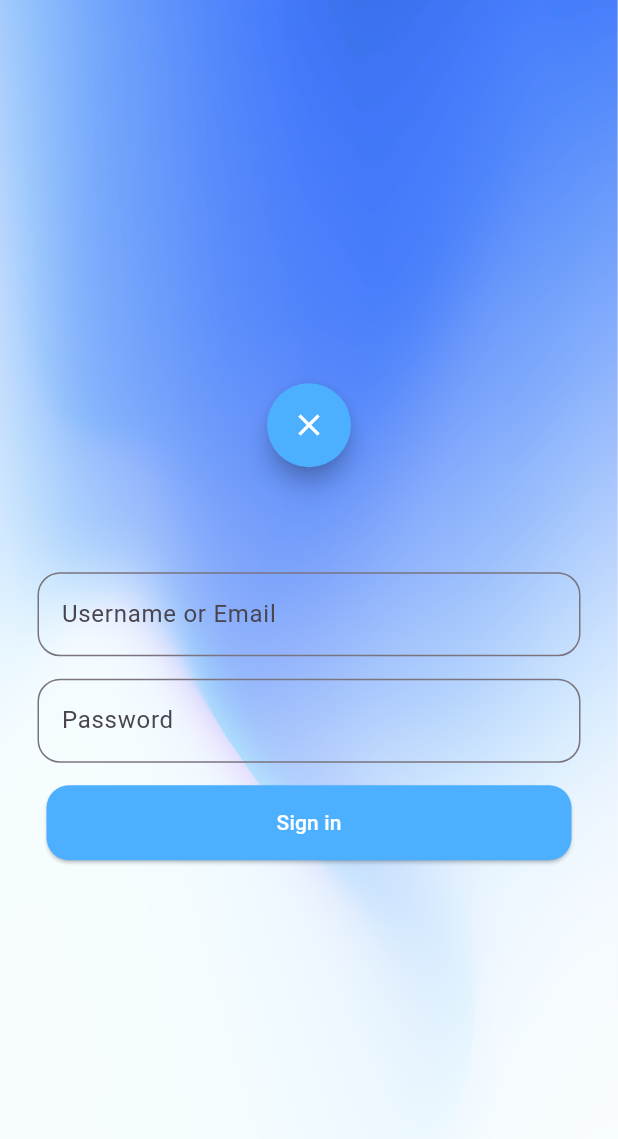
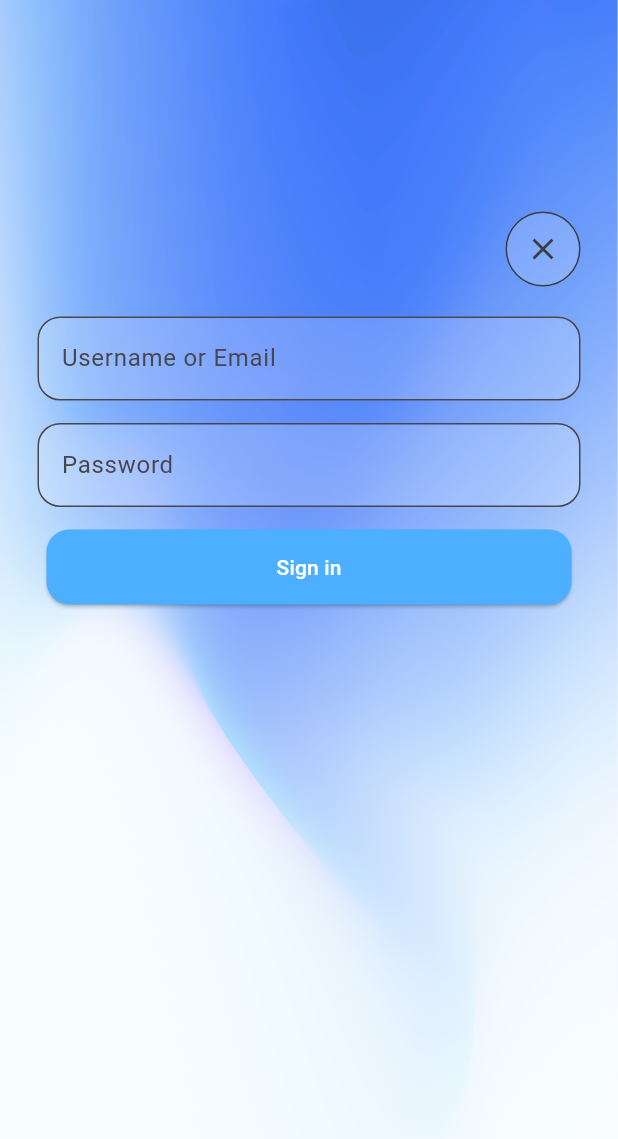
Before and after one commit to Rss1176/Coder, a Flutter app: the Account screen opened directly, on a phone screen of 412 x 824 dp. Shown: the top 1139 px of the screen. Run offline on Flutter 3.47's test engine with Material 3 defaults, Android fonts, the phone set to English and light mode, and no system bars; our stand-ins replace firebase_analytics, firebase_core; accounts and stored records are empty.

Commit message:
changed account screen

```diff
--- a/application/lib/account.dart
+++ b/application/lib/account.dart
@@ -41,28 +41,43 @@ class _LoginPage extends State<LoginPage>{
         children: <Widget>[
           SizedBox(
             height:20.0),
-          FloatingActionButton(
-              onPressed: () {
-                Navigator.pop(context);},
-              shape: CircleBorder(),
-              backgroundColor: const Color.fromARGB(255, 77, 175, 255),
-              child: const Icon(Icons.close, color: Colors.white)),
+          Align(
+            alignment: Alignment.topRight,
+            child: Padding(
+              padding: const EdgeInsets.symmetric(horizontal: 25.0),
+              child: SizedBox(
+                height: 50.0,
+                width: 50.0,
+                child: FloatingActionButton(
+                  onPressed: () {
+                    Navigator.pop(context);
+                  },
+                  shape: CircleBorder(
+                    side: BorderSide(color: const Color.fromARGB(255, 56, 62, 65), width: 1.0),
+                  ),
+                  elevation: 0.0,
+                  backgroundColor: const Color.fromARGB(45, 255, 255, 255),
+                  child: const Icon(Icons.close, color: Color.fromARGB(255, 56, 62, 65)))))),
           SizedBox(
             height:20),
-          SizedBox(height:50.0),
           Padding(padding: const EdgeInsets.symmetric(horizontal: 25.0),
             child: TextFormField(
               decoration: InputDecoration(
                 hintText: " ",
                 labelText: "Username or Email",
+                filled: true,
+                fillColor: const Color.fromARGB(45, 255, 255, 255),
                 border: OutlineInputBorder(
                   borderRadius: BorderRadius.circular(15.0))))),
           SizedBox(height: 15.0),
           Padding(padding: const EdgeInsets.symmetric(horizontal: 25.0),
             child: TextFormField(
+              obscureText: true,
               decoration: InputDecoration(
                 hintText: " ",
                 labelText: "Password",
+                filled: true,
+                fillColor: const Color.fromARGB(45, 255, 255, 255),
                 border: OutlineInputBorder(
                   borderRadius: BorderRadius.circular(15.0))))),
           SizedBox(height:15.0),
@@ -75,7 +90,8 @@ class _LoginPage extends State<LoginPage>{
                 minimumSize: Size(350, 50),
                 shape: RoundedRectangleBorder(borderRadius: BorderRadius.circular(15))),
               child: Text("Sign in", style: TextStyle(color: Colors.white))),
-          SizedBox(height:15.0),
+          SizedBox(
+            height:300.0),
         ],
       ),
     );
```
